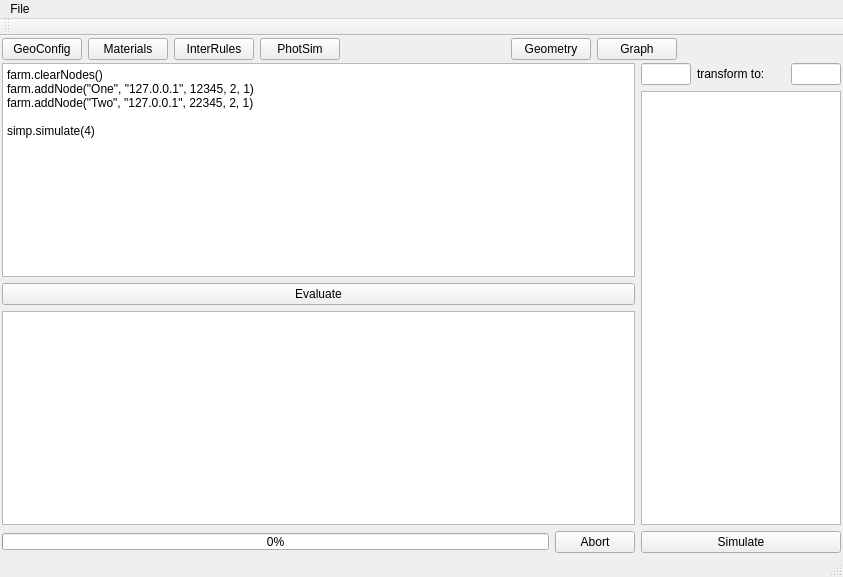
Above: ants3bundle/src/ants3/gui/mainwindow.ui from andrmor/ANTS3bundle before the change. Below: the same form after it.
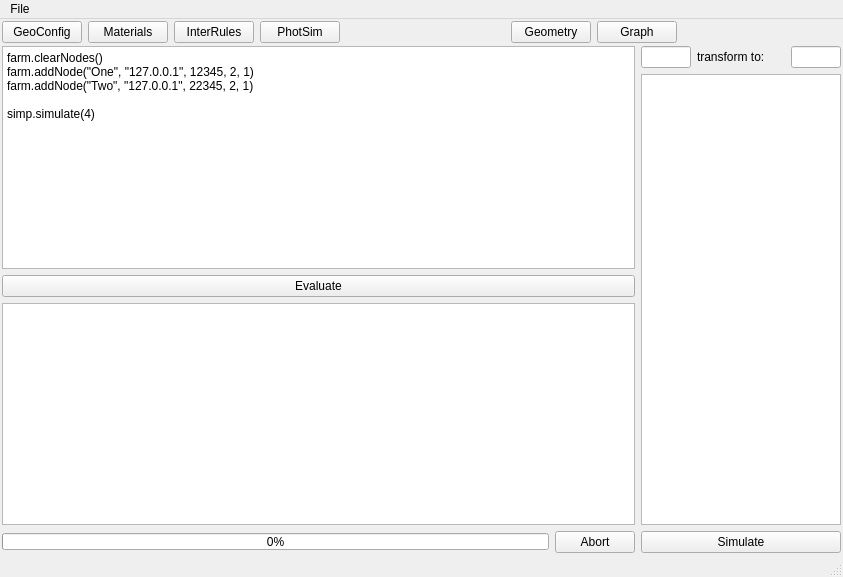
That is the form after the change.

The edit to the form file:
```diff
--- a/ants3bundle/src/ants3/gui/mainwindow.ui
+++ b/ants3bundle/src/ants3/gui/mainwindow.ui
@@ -272,14 +272,6 @@
    </widget>
    <addaction name="menuFile"/>
   </widget>
-  <widget class="QToolBar" name="mainToolBar">
-   <attribute name="toolBarArea">
-    <enum>TopToolBarArea</enum>
-   </attribute>
-   <attribute name="toolBarBreak">
-    <bool>false</bool>
-   </attribute>
-  </widget>
   <widget class="QStatusBar" name="statusBar"/>
   <action name="actionSave_configuration">
    <property name="text">
```
